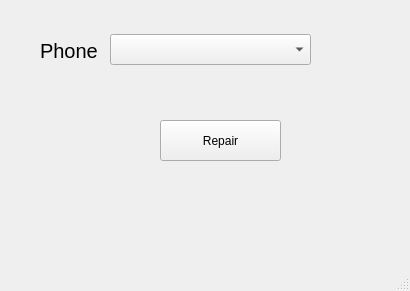
This is tiendaMoviles/mainwindow.ui in ChristopherCousin/PhoneShop as Qt 5 draws it before an edit. The edited form follows.
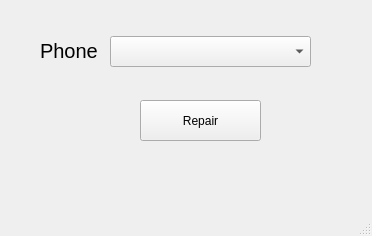
This is the edited form.

Diff of the .ui file:
```diff
--- a/tiendaMoviles/mainwindow.ui
+++ b/tiendaMoviles/mainwindow.ui
@@ -6,8 +6,8 @@
    <rect>
     <x>0</x>
     <y>0</y>
-    <width>410</width>
-    <height>291</height>
+    <width>372</width>
+    <height>236</height>
    </rect>
   </property>
   <property name="windowTitle">
@@ -17,8 +17,8 @@
    <widget class="QPushButton" name="pushButton">
     <property name="geometry">
      <rect>
-      <x>160</x>
-      <y>120</y>
+      <x>140</x>
+      <y>100</y>
       <width>121</width>
       <height>41</height>
      </rect>
@@ -31,7 +31,7 @@
     <property name="geometry">
      <rect>
       <x>110</x>
-      <y>34</y>
+      <y>36</y>
       <width>201</width>
       <height>31</height>
      </rect>
```
Left out of the diff: 2 changed lines with no effect on the pictures.
